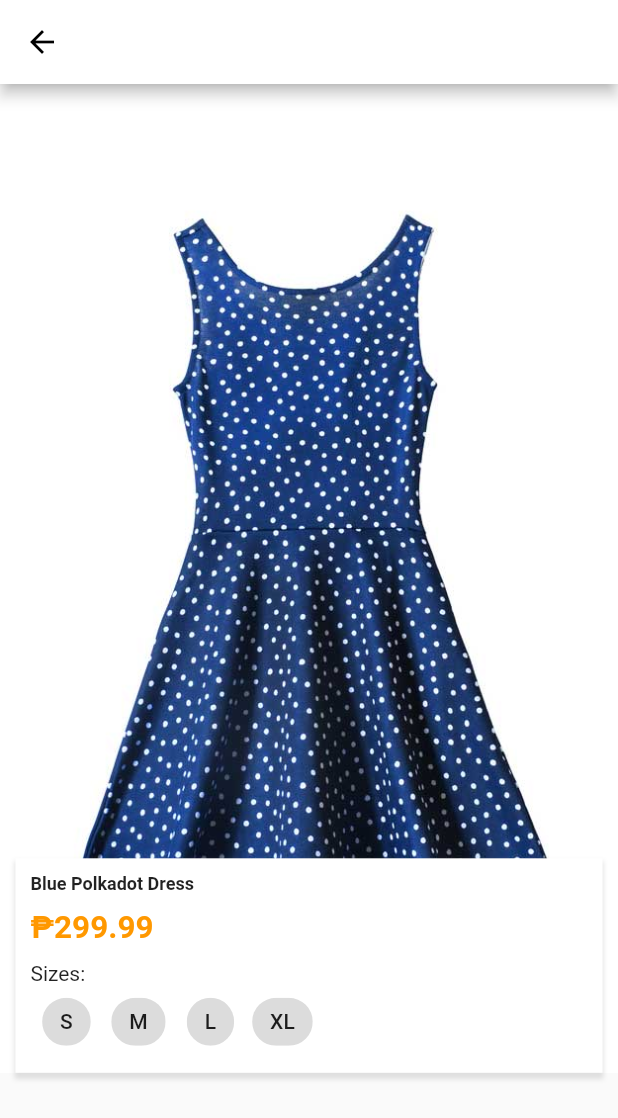
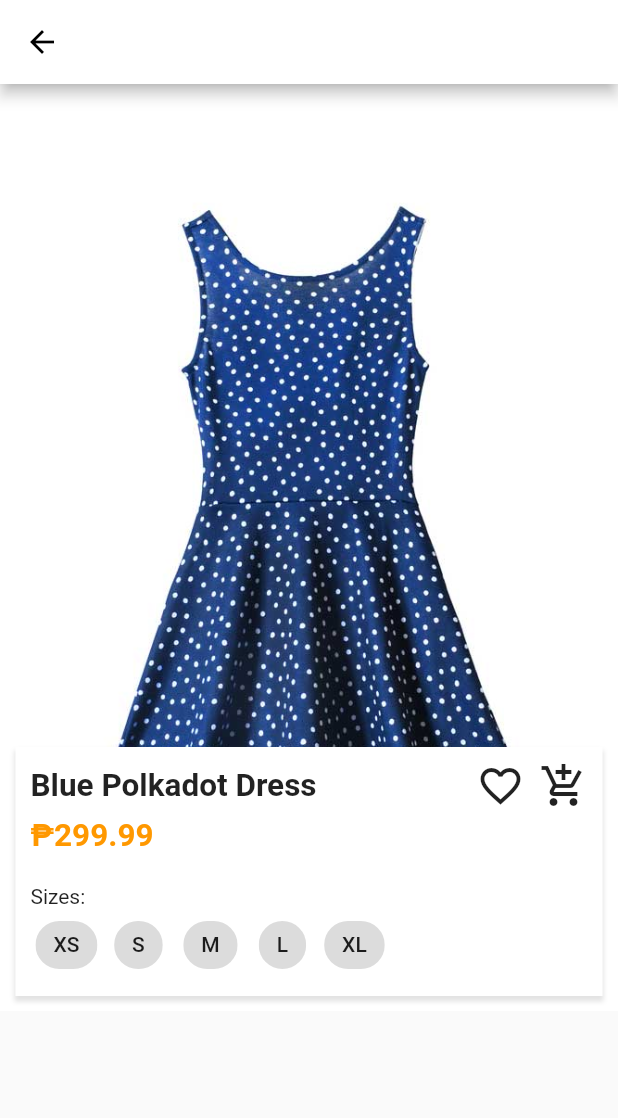
Before and after one commit to tree-sh/shine-app, a Flutter app: the ProductDisplay screen opened by its route, on a phone screen of 412 x 824 dp. Shown: the top 1118 px of the screen. Run offline on Flutter 3.47's test engine with Material 2 defaults, Android fonts, the phone set to English and light mode, and no system bars; our stand-ins replace flutter_dotenv; network calls fail.

Commit message:
Add cart & favorite buttons to product display

```diff
--- a/lib/product_display.dart
+++ b/lib/product_display.dart
@@ -10,10 +10,15 @@ class ProductDisplay extends StatefulWidget {
 }
 
 class _ProductDisplayState extends State<ProductDisplay> {
+
+    bool isFavorite = false;
+    bool isAddedToCart = false;
+
   @override
   Widget build(BuildContext context) {
     double _height = MediaQuery.of(context).size.height;
     double _width = MediaQuery.of(context).size.width;
+
     return Scaffold(
       appBar: AppBar(
         leading: GestureDetector(
@@ -27,13 +32,16 @@ class _ProductDisplayState extends State<ProductDisplay> {
               children: [
                 Image.asset(
                   'images/dress.jpg',
-              height: _height * 0.80,
-              fit: BoxFit.cover
+                  height: _height * 0.75,
+                  fit: BoxFit.fill
                 ),
                 SingleChildScrollView(
-                child: Container(
+                    child: Column(
+                      children: [
+                        SizedBox(height: _height * 0.45),
+                        Container(
                           alignment: Alignment.bottomCenter,
-                  margin: EdgeInsets.symmetric(horizontal: 5),
+                          margin: EdgeInsets.symmetric(horizontal: 5, vertical: 10),
                           padding: EdgeInsets.all(10),
                           decoration: BoxDecoration(
                             color: Colors.white,
@@ -48,16 +56,36 @@ class _ProductDisplayState extends State<ProductDisplay> {
                           ),
                           width: _width * 0.95,
                           child: Column(
-                    mainAxisAlignment: MainAxisAlignment.start,
+                            mainAxisAlignment: MainAxisAlignment.end,
                             children: [
                               Container(
                                 width: _width,
-                        child: Text(
+                                child: Row(
+                                  mainAxisAlignment: MainAxisAlignment.spaceBetween,
+                                  children: [
+                                    Text(
                                       "Blue Polkadot Dress",
-                          style: TextStyle(fontSize: 12, fontWeight: FontWeight.w600),
+                                      style: TextStyle(fontSize: 21, fontWeight: FontWeight.w600),
                                     ),
+                                    Row(children: [
+                                      GestureDetector(
+                                        onTap: (){
+                                          setState(() { isFavorite = !isFavorite; });
+                                        },
+                                        child: isFavorite ? Icon(Icons.favorite, size: 32, color: Colors.red) :  Icon(Icons.favorite_outline, size: 32)
                                       ),
-                      SizedBox(height: 10, width: 10),
+                                      SizedBox(width: 10),
+                                      GestureDetector(
+                                        onTap: (){
+                                          setState((){ isAddedToCart = !isAddedToCart; });
+                                        },
+                                        child: isAddedToCart ? Icon(Icons.add_shopping_cart, size: 32, color: Colors.green) : Icon(Icons.add_shopping_cart, size: 32)
+                                      ),
+                                    ],),
+                                  ],
+                                )
+                              ),
+                              SizedBox(height: 5, width: 10),
                               Container(
                                 width: _width,
                                 child: Text(
@@ -65,7 +93,7 @@ class _ProductDisplayState extends State<ProductDisplay> {
                                   style: TextStyle(fontSize: 21, color: Colors.orange, fontWeight: FontWeight.w600),
                                 ),
                               ),
-                      SizedBox(height: 10, width: 10),
+                              SizedBox(height: 20, width: 10),
                               Container(
                                 width: _width,
                                 child: Column(
@@ -74,6 +102,9 @@ class _ProductDisplayState extends State<ProductDisplay> {
                                     Text('Sizes:'),
                                     Row(
                                       children: const [
+                                        Chip(
+                                          label: Text('XS'),
+                                        ),
                                         Chip(
                                           label: Text('S'),
                                         ),
@@ -90,13 +121,15 @@ class _ProductDisplayState extends State<ProductDisplay> {
                                     )
                                   ],
                                 )
+                              ),
+                            ],
+                          )
                         )
                       ],
                     )
-                )
-            )
+                ),
               ]
-        )
+            ),
       //)
     );
   }
```
Lines whose indentation alone changed are shown as unchanged.
